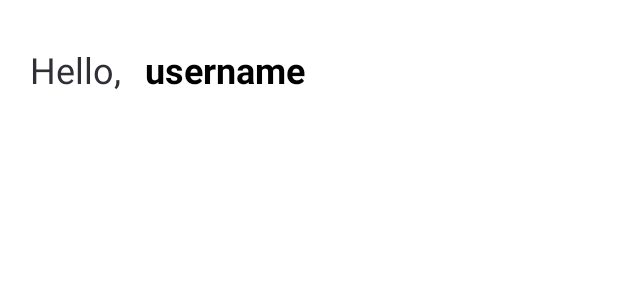
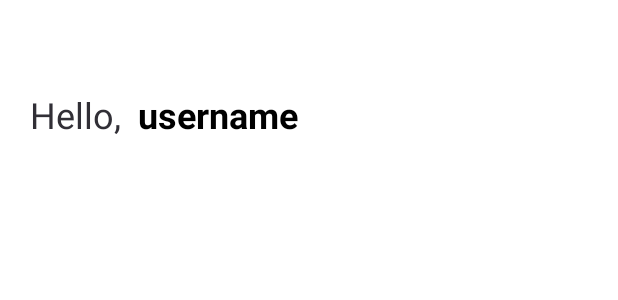
Before and after one commit to hkg5600/everyday-diary-android, an Android app: the layout nav_header.xml on its own in the app's theme, with its tools: preview values and no code run, on a phone screen of 412 x 824 dp. Shown: the top 300 px of the screen. Run offline under Robolectric (Android 15) with nearby library versions, the phone set to English and light mode, and no system bars.

Commit message:
Update nav_header.xml

```diff
--- a/app/src/main/res/layout/nav_header.xml
+++ b/app/src/main/res/layout/nav_header.xml
@@ -18,7 +18,7 @@
                 app:layout_constraintTop_toTopOf="parent"
                 app:layout_constraintStart_toStartOf="parent"
                 app:layout_constraintBottom_toBottomOf="parent"
-                android:layout_marginTop="30dp"
+                android:layout_marginTop="60dp"
                 android:layout_marginStart="20dp"
                 android:layout_marginBottom="30dp"
                 android:textSize="24sp"
@@ -33,8 +33,8 @@
                 app:layout_constraintStart_toEndOf="@+id/text_view_hello"
                 app:layout_constraintBottom_toBottomOf="parent"
                 app:layout_constraintEnd_toEndOf="parent"
-                android:layout_marginTop="30dp"
-                android:layout_marginStart="10dp"
+                android:layout_marginTop="60dp"
+                android:layout_marginStart="5dp"
                 android:layout_marginBottom="30dp"
                 android:layout_marginEnd="20dp"
                 android:textSize="24sp"
```
